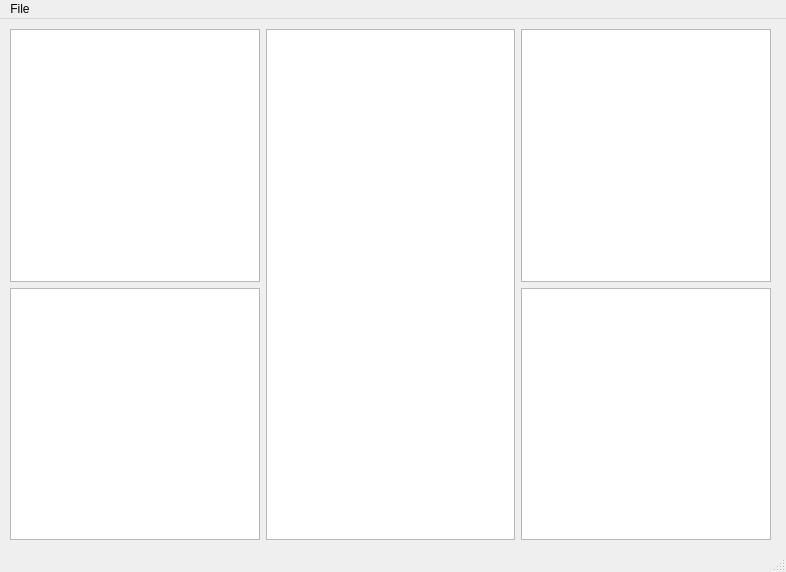
First picture: the form in GUI/mainwindow.ui, repository BartBas/DABeindopdracht, before the edit.
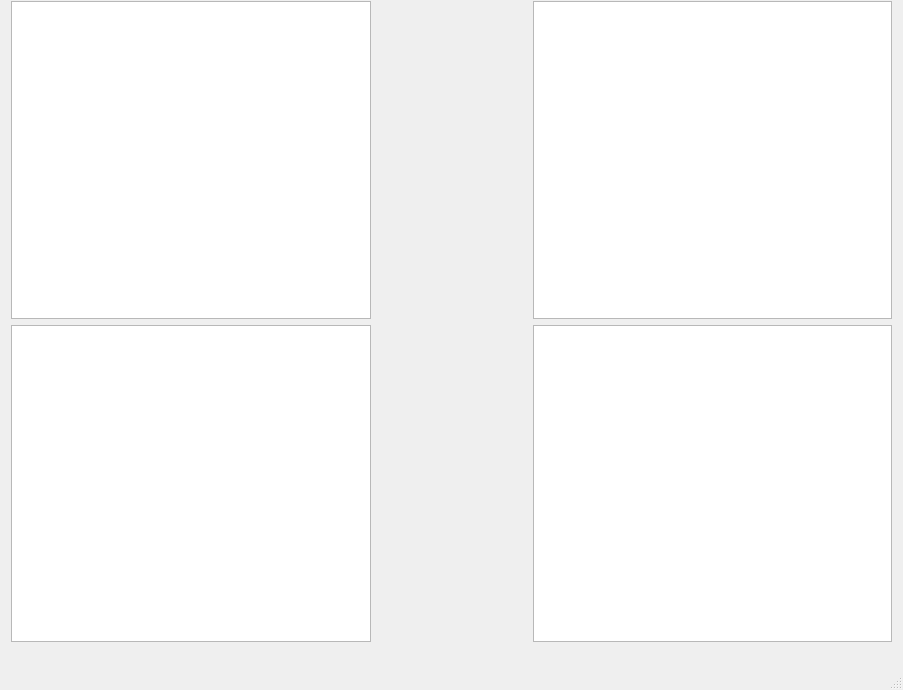
Second picture: the form after the edit.

Diff of the .ui file:
```diff
--- a/GUI/mainwindow.ui
+++ b/GUI/mainwindow.ui
@@ -6,41 +6,48 @@
    <rect>
     <x>0</x>
     <y>0</y>
-    <width>786</width>
-    <height>572</height>
+    <width>903</width>
+    <height>690</height>
    </rect>
   </property>
   <property name="windowTitle">
    <string>MainWindow</string>
   </property>
   <widget class="QWidget" name="centralwidget">
-   <widget class="QWidget" name="layoutWidget">
+   <widget class="QWidget" name="">
     <property name="geometry">
      <rect>
-      <x>10</x>
-      <y>10</y>
-      <width>761</width>
-      <height>511</height>
+      <x>11</x>
+      <y>1</y>
+      <width>881</width>
+      <height>641</height>
      </rect>
     </property>
     <layout class="QGridLayout" name="gridLayout">
-     <property name="leftMargin">
-      <number>0</number>
-     </property>
-     <item row="1" column="3">
-      <widget class="QTableView" name="autospecs"/>
-     </item>
      <item row="0" column="0">
       <widget class="QListWidget" name="merk"/>
      </item>
-     <item row="0" column="1" rowspan="2">
-      <widget class="QGraphicsView" name="Blob"/>
+     <item row="0" column="2">
+      <widget class="QListWidget" name="model"/>
      </item>
      <item row="1" column="0">
       <widget class="QListWidget" name="merkInfo"/>
      </item>
-     <item row="0" column="3">
-      <widget class="QListWidget" name="model"/>
+     <item row="1" column="2">
+      <widget class="QListWidget" name="modelDetails"/>
+     </item>
+     <item row="0" column="1" rowspan="2">
+      <widget class="QLabel" name="logo">
+       <property name="minimumSize">
+        <size>
+         <width>150</width>
+         <height>100</height>
+        </size>
+       </property>
+       <property name="text">
+        <string/>
+       </property>
+      </widget>
      </item>
     </layout>
    </widget>
@@ -50,17 +57,10 @@
     <rect>
      <x>0</x>
      <y>0</y>
-     <width>786</width>
-     <height>22</height>
+     <width>903</width>
+     <height>21</height>
     </rect>
    </property>
-   <widget class="QMenu" name="menuFile">
-    <property name="title">
-     <string>File</string>
-    </property>
-    <addaction name="separator"/>
-   </widget>
-   <addaction name="menuFile"/>
   </widget>
   <widget class="QStatusBar" name="statusbar"/>
  </widget>
```
Left out of the diff: 4 changed lines with no effect on the pictures.
